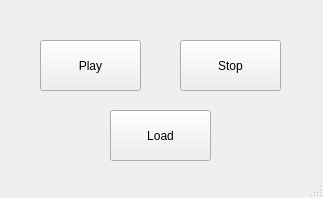
Above: main.ui from XorgMC/fastcut before the change. Below: the same form after it.
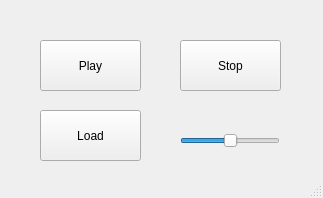
That is the form after the change.

Commit message: feat: Add volume slider

The edit to the form file:
```diff
--- a/main.ui
+++ b/main.ui
@@ -43,7 +43,7 @@
    <widget class="QPushButton" name="btnLoad">
     <property name="geometry">
      <rect>
-      <x>110</x>
+      <x>40</x>
       <y>110</y>
       <width>101</width>
       <height>51</height>
@@ -53,6 +53,25 @@
      <string>Load</string>
     </property>
    </widget>
+   <widget class="QSlider" name="sldrVolume">
+    <property name="geometry">
+     <rect>
+      <x>180</x>
+      <y>130</y>
+      <width>100</width>
+      <height>22</height>
+     </rect>
+    </property>
+    <property name="maximum">
+     <number>100</number>
+    </property>
+    <property name="value">
+     <number>50</number>
+    </property>
+    <property name="orientation">
+     <enum>Qt::Horizontal</enum>
+    </property>
+   </widget>
   </widget>
   <widget class="QMenuBar" name="menubar">
    <property name="geometry">
```
The commit also changes 1 other file.
